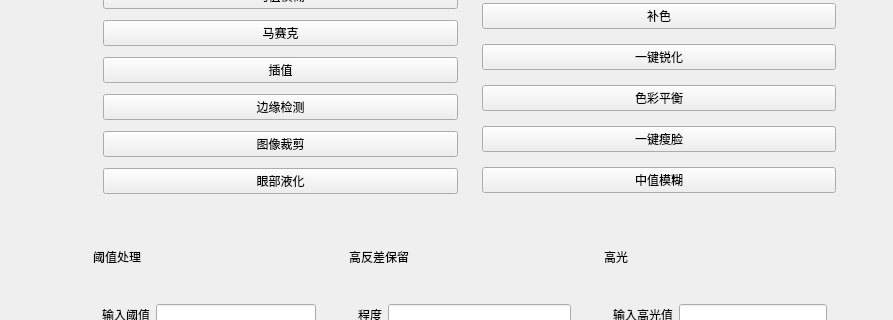
Obj4ct/ImageWithUI, file ImageWithUI/mainwindow.ui: the form before one commit; both pictures show x 506 to 1399 and y 202 to 522 of the 1399 by 801 pixel window.
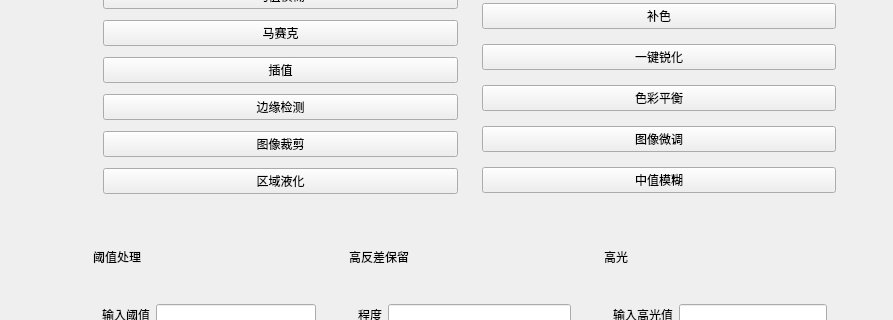
The form after the commit.

Commit message: 图像裁剪的一个备份

Diff of the .ui file:
```diff
--- a/ImageWithUI/mainwindow.ui
+++ b/ImageWithUI/mainwindow.ui
@@ -127,7 +127,7 @@
          <item>
           <widget class="QPushButton" name="btn_eye">
            <property name="text">
-            <string>眼部液化</string>
+            <string>区域液化</string>
            </property>
           </widget>
          </item>
@@ -189,7 +189,7 @@
          <item>
           <widget class="QPushButton" name="btn_face">
            <property name="text">
-            <string>一键瘦脸</string>
+            <string>图像微调</string>
            </property>
           </widget>
          </item>
```
The commit also changes 7 other files.
